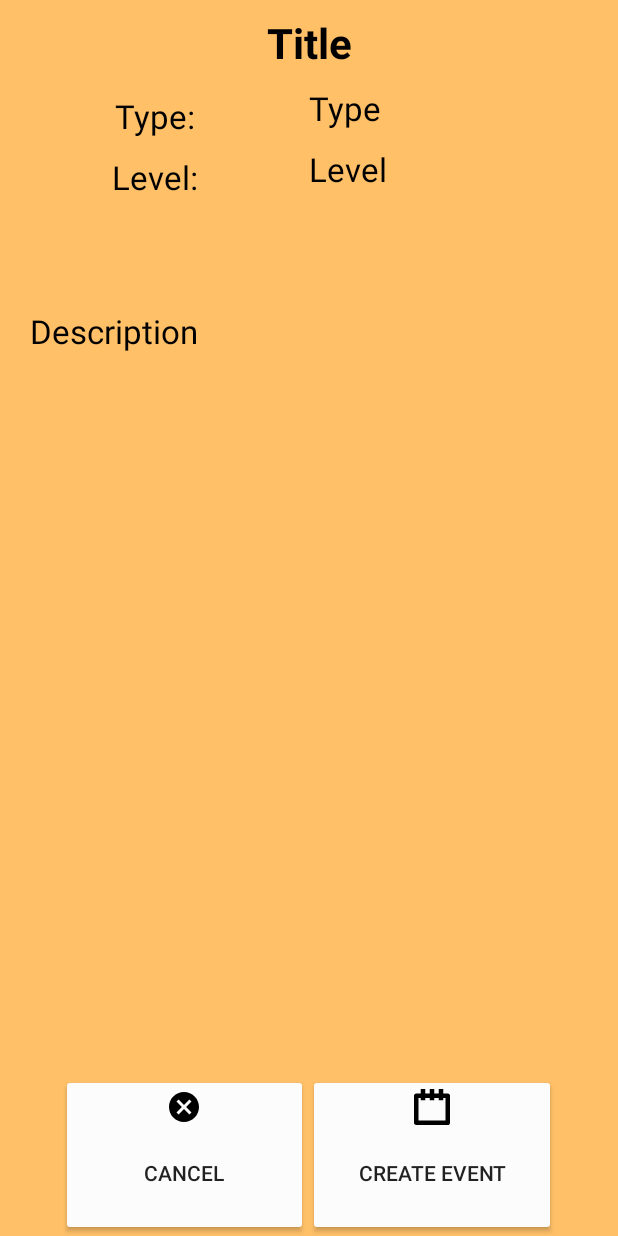
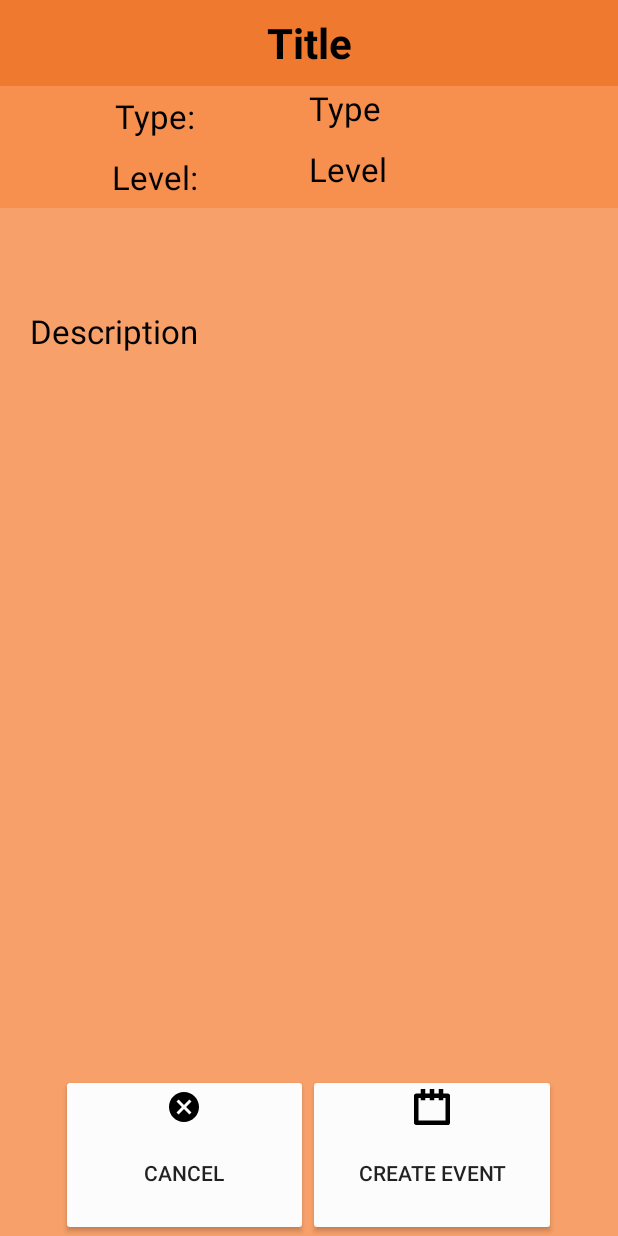
Before and after one commit to Huvok/Dequ, an Android app: the ReportInfoActivity screen opened directly, with no data from a screen before it, on a phone screen of 412 x 824 dp. Run offline under Robolectric (Android 15) with nearby library versions, the phone set to English and light mode, and no system bars; libraries missing offline, so code that uses them is left out: com.facebook.login; 8 statements that could not run were skipped.

Commit message:
Changes in color

```diff
--- a/Dequ/app/src/main/java/sunfire/dequ/MainActivity.java
+++ b/Dequ/app/src/main/java/sunfire/dequ/MainActivity.java
@@ -293,8 +293,8 @@ public class MainActivity
             ProfilePictureView profilePictureView = (ProfilePictureView) findViewById(R.id.profilePicture);
             profilePictureView.setProfileId(profile.getId());
 
-            //txtViewUserName.setText(profile.getFirstName() + " " + profile.getLastName());
-            //txtViewUserLevelAndExp.setText(txtViewUserLevelAndExp.getText() + ": 0"+ "    " + "0/100");
+            txtViewUserName.setText(profile.getFirstName() + " " + profile.getLastName());
+            txtViewUserLevelAndExp.setText(txtViewUserLevelAndExp.getText() + ": 0"+ "    " + "0/100");
             boolAreMarkersVisible = false;
 
             //Progress Bar
--- a/Dequ/app/src/main/res/layout/activity_report_info.xml
+++ b/Dequ/app/src/main/res/layout/activity_report_info.xml
@@ -10,7 +10,7 @@
               tools:context="sunfire.dequ.MainActivity"
               android:id="@+id/viewMainActivity"
               android:weightSum="1"
-              android:background="@color/tryColor">
+              android:background="@color/trythreeColor">
 
         <TextView
             android:id="@+id/txtViewReportTitle"
@@ -22,7 +22,8 @@
             android:text="@string/info_report_title"
             android:textSize="28sp"
             android:textStyle="bold"
-            android:textColor="@android:color/black"/>
+            android:textColor="@android:color/black"
+            android:background="@color/tryColor"/>
 
 
     <LinearLayout
@@ -41,7 +42,8 @@
             android:gravity="center"
             android:text="Type:"
             android:textSize="22sp"
-            android:textColor="@android:color/black"/>
+            android:textColor="@android:color/black"
+            android:background="@color/trytwoColor"/>
 
         <TextView
             android:id="@+id/txtViewReportInfoType"
@@ -51,7 +53,8 @@
             android:ems="10"
             android:text="@string/info_report_type"
             android:textSize="22sp"
-            android:textColor="@android:color/black"/>
+            android:textColor="@android:color/black"
+            android:background="@color/trytwoColor"/>
 
     </LinearLayout>
 
@@ -71,7 +74,8 @@
             android:gravity="center"
             android:text="Level:"
             android:textSize="22sp"
-            android:textColor="@android:color/black"/>
+            android:textColor="@android:color/black"
+            android:background="@color/trytwoColor"/>
 
         <TextView
             android:id="@+id/txtViewReportInfoLevel"
@@ -81,7 +85,8 @@
             android:ems="10"
             android:textSize="22sp"
             android:text="@string/info_report_level"
-            android:textColor="@android:color/black"/>
+            android:textColor="@android:color/black"
+            android:background="@color/trytwoColor"/>
     </LinearLayout>
 
     <TextView
--- a/Dequ/app/src/main/res/values/colors.xml
+++ b/Dequ/app/src/main/res/values/colors.xml
@@ -6,11 +6,12 @@
     <color name="emeraldColor">#f8ffcc</color>
     <color name="watermelonColor">#f2473f</color>
     <color name="emeraldcolor">#019875</color>
-    <color name="tryColor">#ffc068</color>
+    <color name="tryColor">#ef792f</color>
     <color name="anotherColor">#4086A3</color>
-    <color name="trytwoColor">#BED8D4</color>
+    <color name="trytwoColor">#f78f4f</color>
     <color name="btnColor">#cecc3d</color>
     <color name="cancelColor">#fcfcfc</color>
     <color name="alertColor">#7f18b26d</color>
     <color name="lesscolor">#efe66b</color>
+    <color name="trythreeColor">#f7a06a</color>
 </resources>
```
Also changed, not shown: Dequ/app/src/main/res/drawable/ic_web_hi_res_512.xml (added, +7 -0 lines), Dequ/app/src/main/res/layout/activity_user_profile.xml (+5 -3 lines), Dequ/app/src/main/res/menu/filter_menu.xml (+14 -5 lines), Dequ/app/src/main/ic_nature-web.png (added), Dequ/app/src/main/res/mipmap-hdpi/ic_nature.png (added), Dequ/app/src/main/res/mipmap-mdpi/ic_nature.png (added), Dequ/app/src/main/res/mipmap-xhdpi/ic_nature.png (added), Dequ/app/src/main/res/mipmap-xxhdpi/ic_nature.png (added), Dequ/app/src/main/res/mipmap-xxxhdpi/ic_nature.png (added).
